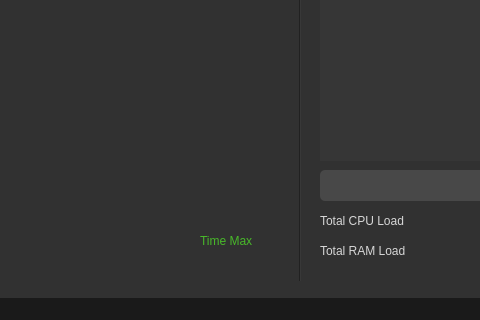
Before: the Qt Designer form mainwindow.ui in Aidan2803/System-Monitor, drawn with Qt 5; both pictures show x 630 to 1110 and y 430 to 750 of the 1400 by 750 pixel window.
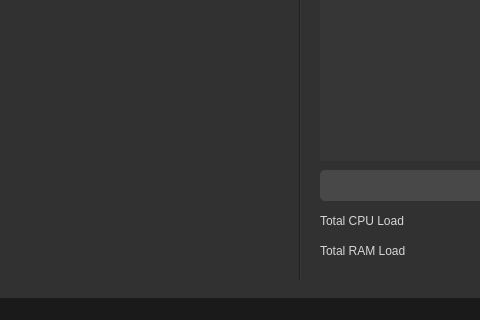
After: the same form once the commit is applied. Icons and pictures are not drawn.

Patch:
```diff
--- a/mainwindow.ui
+++ b/mainwindow.ui
@@ -25,7 +25,7 @@
   <property name="maximumSize">
    <size>
     <width>1400</width>
-    <height>780</height>
+    <height>900</height>
    </size>
   </property>
   <property name="windowTitle">
@@ -859,23 +859,6 @@
        <string>Temp Min</string>
       </property>
      </widget>
-     <widget class="QLabel" name="label_5">
-      <property name="geometry">
-       <rect>
-        <x>830</x>
-        <y>620</y>
-        <width>81</width>
-        <height>21</height>
-       </rect>
-      </property>
-      <property name="styleSheet">
-       <string notr="true">color: rgb(72, 184, 41);
-font: 14pt &quot;ГОСТ тип А&quot;;</string>
-      </property>
-      <property name="text">
-       <string>Time Max</string>
-      </property>
-     </widget>
     </widget>
     <widget class="QWidget" name="monitoringTools">
      <attribute name="title">
```
